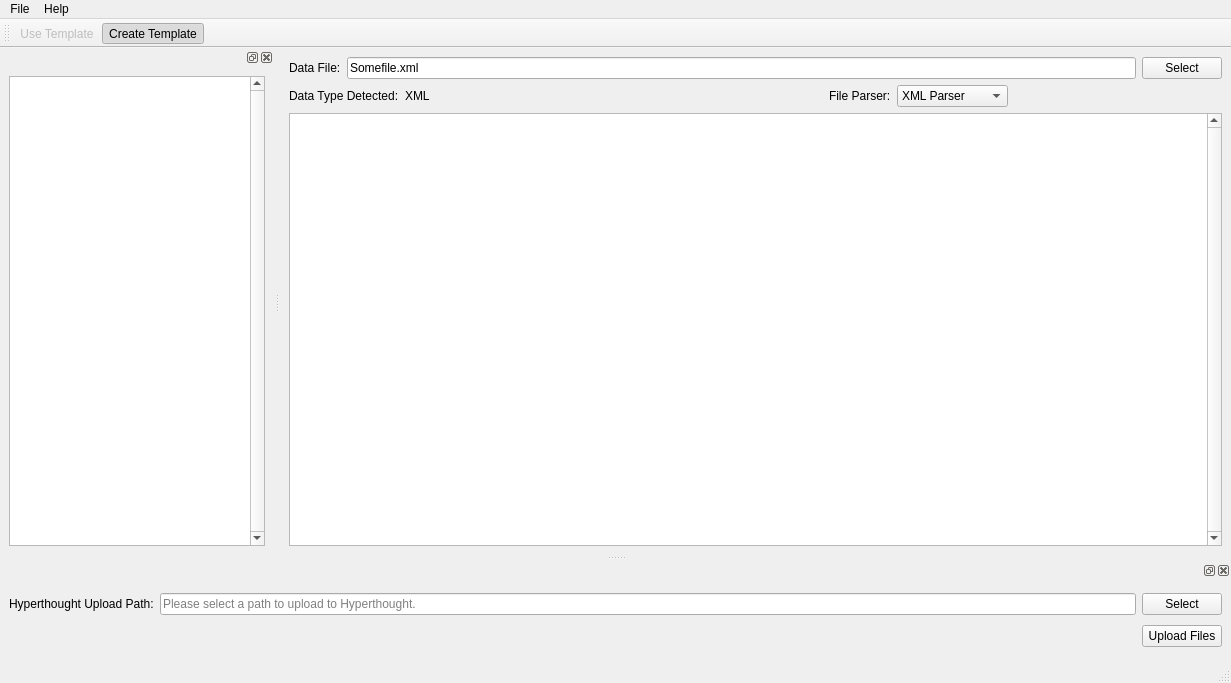
The window that mainwindow.ui (BlueQuartzSoftware/MetaForge) describes before a commit, drawn with Qt 5.
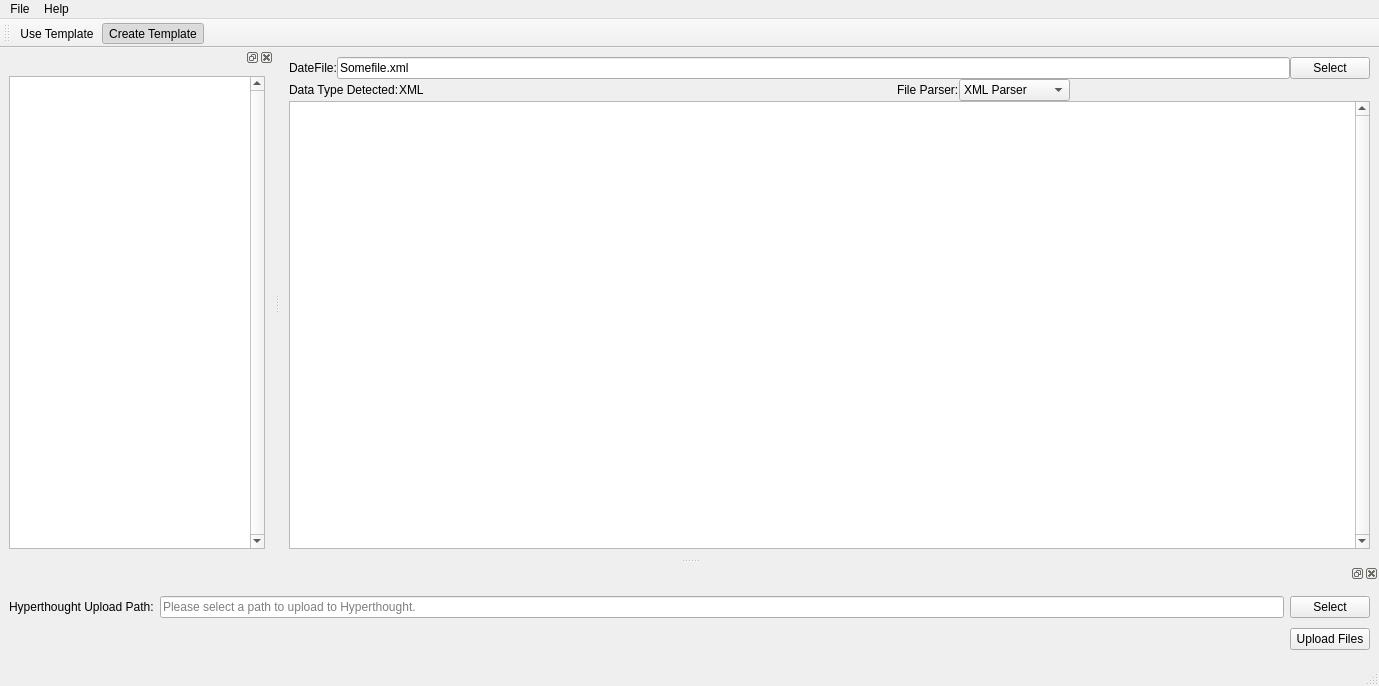
The same window after the commit.

```diff
--- a/mainwindow.ui
+++ b/mainwindow.ui
@@ -6,21 +6,54 @@
    <rect>
     <x>0</x>
     <y>0</y>
-    <width>1231</width>
-    <height>683</height>
+    <width>1379</width>
+    <height>686</height>
    </rect>
   </property>
   <property name="windowTitle">
    <string>MainWindow</string>
   </property>
   <widget class="QWidget" name="centralwidget">
+   <layout class="QGridLayout" name="gridLayout_5">
+    <item row="0" column="0">
+     <widget class="QStackedWidget" name="stackedWidget">
+      <property name="currentIndex">
+       <number>1</number>
+      </property>
+      <widget class="QWidget" name="useTemplatePage">
    <layout class="QGridLayout" name="gridLayout">
     <item row="0" column="0">
+         <widget class="QLabel" name="label">
+          <property name="text">
+           <string>hello world!</string>
+          </property>
+         </widget>
+        </item>
+       </layout>
+      </widget>
+      <widget class="QWidget" name="CreateTemplatePage">
+       <layout class="QVBoxLayout" name="verticalLayout">
+        <property name="spacing">
+         <number>0</number>
+        </property>
+        <property name="leftMargin">
+         <number>0</number>
+        </property>
+        <property name="topMargin">
+         <number>0</number>
+        </property>
+        <property name="rightMargin">
+         <number>0</number>
+        </property>
+        <property name="bottomMargin">
+         <number>0</number>
+        </property>
+        <item>
      <layout class="QHBoxLayout" name="horizontalLayout_2">
       <item>
        <widget class="QLabel" name="dateFileLabel">
         <property name="text">
-         <string>Data File:</string>
+             <string>DateFile:</string>
         </property>
        </widget>
       </item>
@@ -40,7 +73,7 @@
       </item>
      </layout>
     </item>
-    <item row="1" column="0">
+        <item>
      <layout class="QHBoxLayout" name="horizontalLayout_3">
       <item>
        <widget class="QLabel" name="dataTypeLabel">
@@ -131,7 +164,7 @@
       </item>
      </layout>
     </item>
-    <item row="3" column="0">
+        <item>
      <widget class="QTableView" name="metadataTableView">
       <property name="verticalScrollBarPolicy">
        <enum>Qt::ScrollBarAlwaysOn</enum>
@@ -146,12 +179,16 @@
     </item>
    </layout>
   </widget>
+     </widget>
+    </item>
+   </layout>
+  </widget>
   <widget class="QMenuBar" name="menubar">
    <property name="geometry">
     <rect>
      <x>0</x>
      <y>0</y>
-     <width>1231</width>
+     <width>1379</width>
      <height>22</height>
     </rect>
    </property>
@@ -178,9 +215,6 @@
   </widget>
   <widget class="QStatusBar" name="statusbar"/>
   <widget class="QToolBar" name="toolBar">
-   <property name="enabled">
-    <bool>true</bool>
-   </property>
    <property name="windowTitle">
     <string>toolBar</string>
    </property>
@@ -292,7 +326,7 @@
     <bool>true</bool>
    </property>
    <property name="enabled">
-    <bool>false</bool>
+    <bool>true</bool>
    </property>
    <property name="text">
     <string>Use Template</string>
```
Left out of the diff: 4 changed lines with no effect on the pictures. Lines whose indentation alone changed are shown as unchanged.
